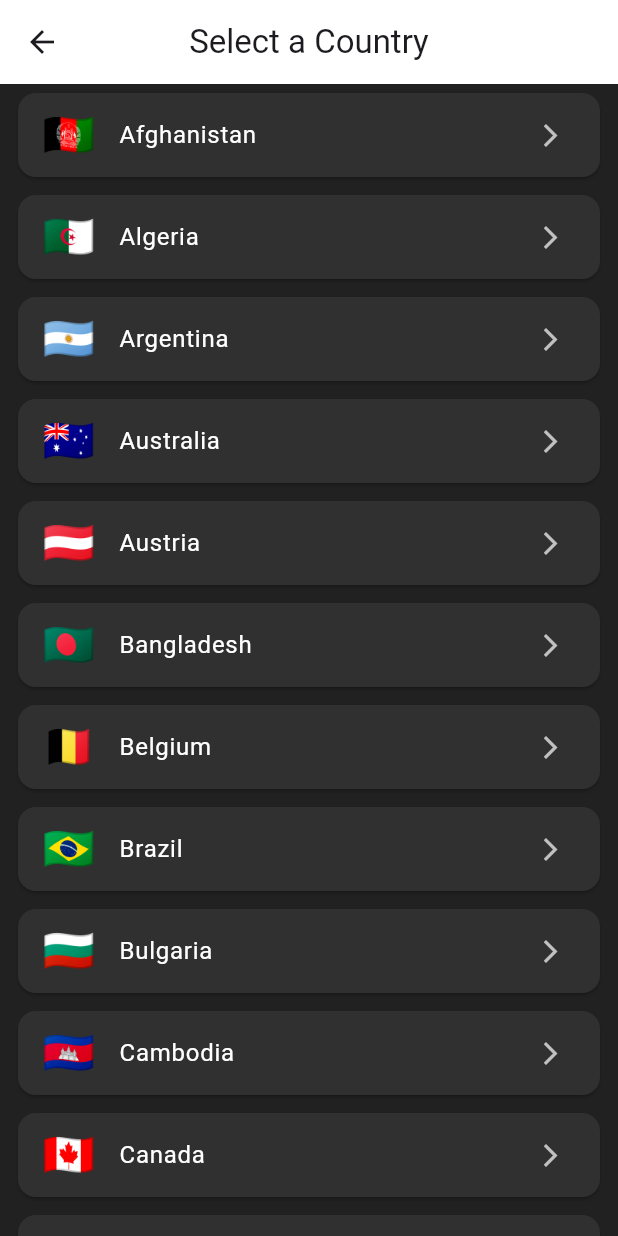
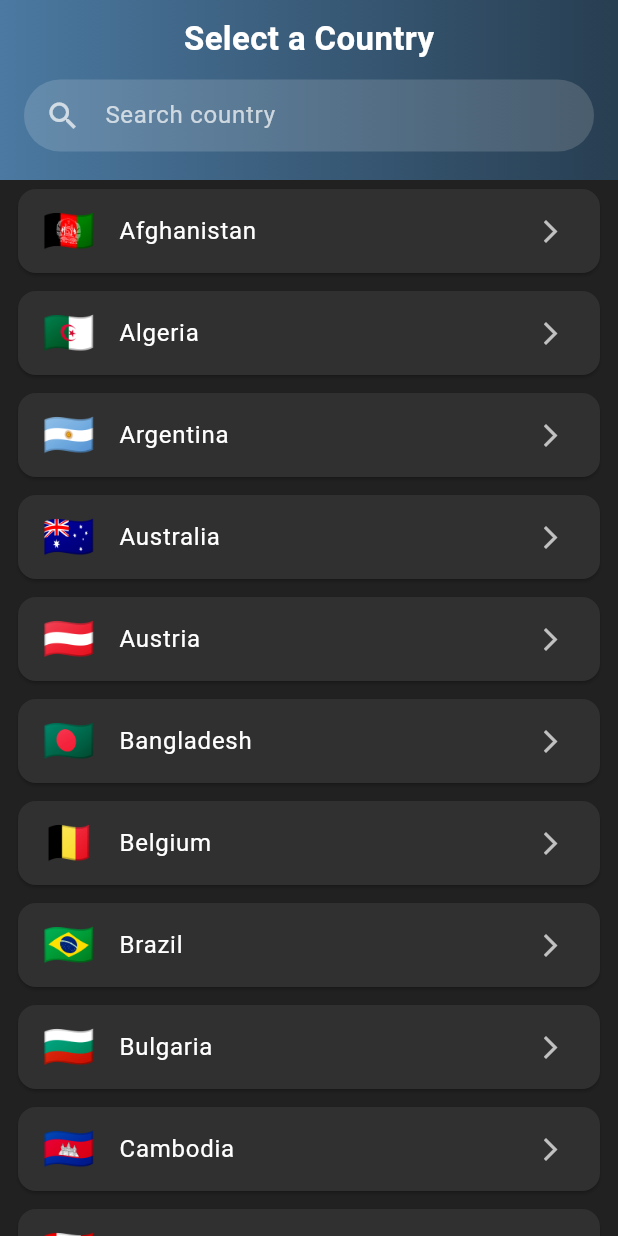
Before and after one commit to promad130/worldClock, a Flutter app: the ChooseLocation screen opened by its route, on a phone screen of 412 x 824 dp. Run offline on Flutter 3.47's test engine with Material 3 defaults, Android fonts, the phone set to English and light mode, and no system bars.

Commit message:
added search bar!|

```diff
--- a/worldclock/lib/pages/choose_location.dart
+++ b/worldclock/lib/pages/choose_location.dart
@@ -90,7 +90,31 @@ class _ChooseLocationState extends State<ChooseLocation> {
     {'loc': 'Vietnam', 'flag': '🇻🇳', 'url': 'Asia/Ho_Chi_Minh'},
   ];
 
+  List<Map<String, String>> _filteredList = [];
   int? loadingIndex;
+  String _searchQuery = "";
+
+  @override
+  void initState() {
+    super.initState();
+    _filteredList = List.from(_locations);
+  }
+
+  void _filterCountries(String query) {
+    setState(() {
+      _searchQuery = query;
+
+      if (query.isEmpty) {
+        // show full list if search bar is cleared
+        _filteredList = List.from(_locations);
+      } else {
+        _filteredList = _locations
+            .where((loc) =>
+                loc['loc']!.toLowerCase().contains(query.toLowerCase()))
+            .toList();
+      }
+    });
+  }
 
   Future<void> _selectLocation(int index) async {
     setState(() => loadingIndex = index);
@@ -123,15 +147,67 @@ class _ChooseLocationState extends State<ChooseLocation> {
   Widget build(BuildContext context) {
     return Scaffold(
       backgroundColor: Colors.grey[900],
-      appBar: AppBar(
-        title: const Text('Select a Country'),
-        backgroundColor: Colors.white,
-        centerTitle: true,
+      appBar: PreferredSize(
+        preferredSize: const Size.fromHeight(120),
+        child: Container(
+          decoration: const BoxDecoration(
+            gradient: LinearGradient(
+              colors: [Color(0xFF4b79a1), Color(0xFF283e51)],
+              begin: Alignment.centerLeft,
+              end: Alignment.centerRight,
             ),
-      body: ListView.builder(
-        itemCount: _locations.length,
+          ),
+          child: SafeArea(
+            child: Column(
+              children: [
+                const SizedBox(height: 10),
+                const Text(
+                  'Select a Country',
+                  style: TextStyle(
+                    fontSize: 22,
+                    color: Colors.white,
+                    fontWeight: FontWeight.bold,
+                  ),
+                ),
+                const SizedBox(height: 12),
+
+                //Search Bar
+                Padding(
+                  padding: const EdgeInsets.symmetric(horizontal: 16),
+                  child: Container(
+                    padding: const EdgeInsets.symmetric(horizontal: 14),
+                    decoration: BoxDecoration(
+                      color: Colors.white.withValues(alpha: 0.15),
+                      borderRadius: BorderRadius.circular(25),
+                    ),
+                    child: TextField(
+                      onChanged: _filterCountries,
+                      style: const TextStyle(color: Colors.white),
+                      decoration: const InputDecoration(
+                        hintText: "Search country",
+                        hintStyle: TextStyle(color: Colors.white70),
+                        border: InputBorder.none,
+                        icon: Icon(Icons.search, color: Colors.white70),
+                      ),
+                    ),
+                  ),
+                ),
+              ],
+            ),
+          ),
+        ),
+      ),
+      body:  _filteredList.isEmpty && _searchQuery.isNotEmpty
+          ? const Center(
+              child: Text(
+                "No results found",
+                style: TextStyle(color: Colors.white70),
+              ),
+            )
+          : ListView.builder(
+              itemCount: _filteredList.length,
               itemBuilder: (context, index) {
-          final loc = _locations[index];
+                final loc = _filteredList[index];
                 final isLoading = loadingIndex == index;
                 return Card(
                   color: Colors.grey[850],
```
Also changed, not shown: worldclock/pubspec.lock. Lines whose indentation alone changed are shown as unchanged.
